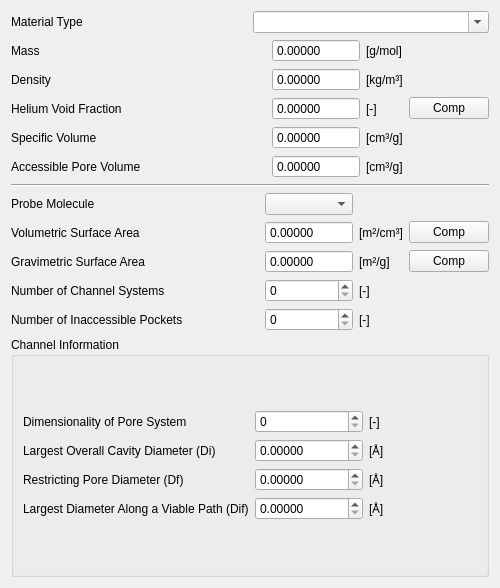
Qt form iraspa/iraspagui/cellstructuralform.ui (iRASPA/iRASPA-QT) before a commit.
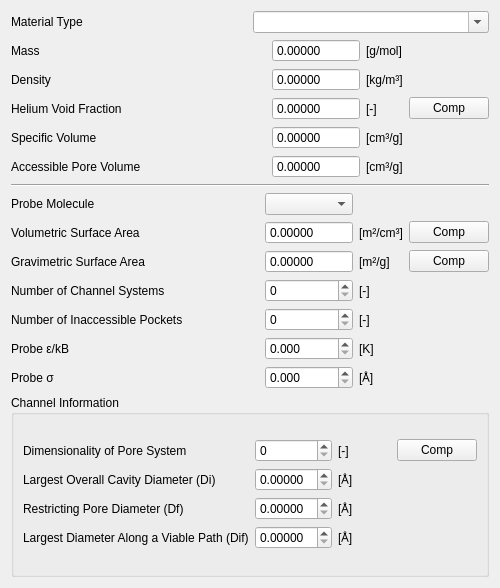
The same form after that commit. Custom widgets are drawn as their Qt base class.

What changed in the file:
```diff
--- a/iraspa/iraspagui/cellstructuralform.ui
+++ b/iraspa/iraspagui/cellstructuralform.ui
@@ -489,6 +489,72 @@
        </property>
       </spacer>
      </item>
+     <item row="5" column="0">
+      <widget class="QLabel" name="labelProbeEpsilon">
+       <property name="text">
+        <string>Probe ε/kB</string>
+       </property>
+      </widget>
+     </item>
+     <item row="5" column="1">
+      <widget class="CustomDoubleSpinBox" name="probeEpsilonDoubleSpinBox">
+       <property name="keyboardTracking">
+        <bool>false</bool>
+       </property>
+       <property name="decimals">
+        <number>3</number>
+       </property>
+       <property name="minimum">
+        <double>0.000000000000000</double>
+       </property>
+       <property name="maximum">
+        <double>10000.000000000000000</double>
+       </property>
+       <property name="singleStep">
+        <double>1.000000000000000</double>
+       </property>
+      </widget>
+     </item>
+     <item row="5" column="2">
+      <widget class="QLabel" name="labelProbeEpsilonUnit">
+       <property name="text">
+        <string>[K]</string>
+       </property>
+      </widget>
+     </item>
+     <item row="6" column="0">
+      <widget class="QLabel" name="labelProbeSigma">
+       <property name="text">
+        <string>Probe σ</string>
+       </property>
+      </widget>
+     </item>
+     <item row="6" column="1">
+      <widget class="CustomDoubleSpinBox" name="probeSigmaDoubleSpinBox">
+       <property name="keyboardTracking">
+        <bool>false</bool>
+       </property>
+       <property name="decimals">
+        <number>3</number>
+       </property>
+       <property name="minimum">
+        <double>0.000000000000000</double>
+       </property>
+       <property name="maximum">
+        <double>100.000000000000000</double>
+       </property>
+       <property name="singleStep">
+        <double>0.100000000000000</double>
+       </property>
+      </widget>
+     </item>
+     <item row="6" column="2">
+      <widget class="QLabel" name="labelProbeSigmaUnit">
+       <property name="text">
+        <string>[Å]</string>
+       </property>
+      </widget>
+     </item>
     </layout>
    </item>
    <item>
@@ -594,6 +660,13 @@
             </property>
            </widget>
           </item>
+          <item row="0" column="3">
+           <widget class="QPushButton" name="computeChannelPropertiesPushButton">
+            <property name="text">
+             <string>Comp</string>
+            </property>
+           </widget>
+          </item>
          </layout>
         </item>
        </layout>
```
